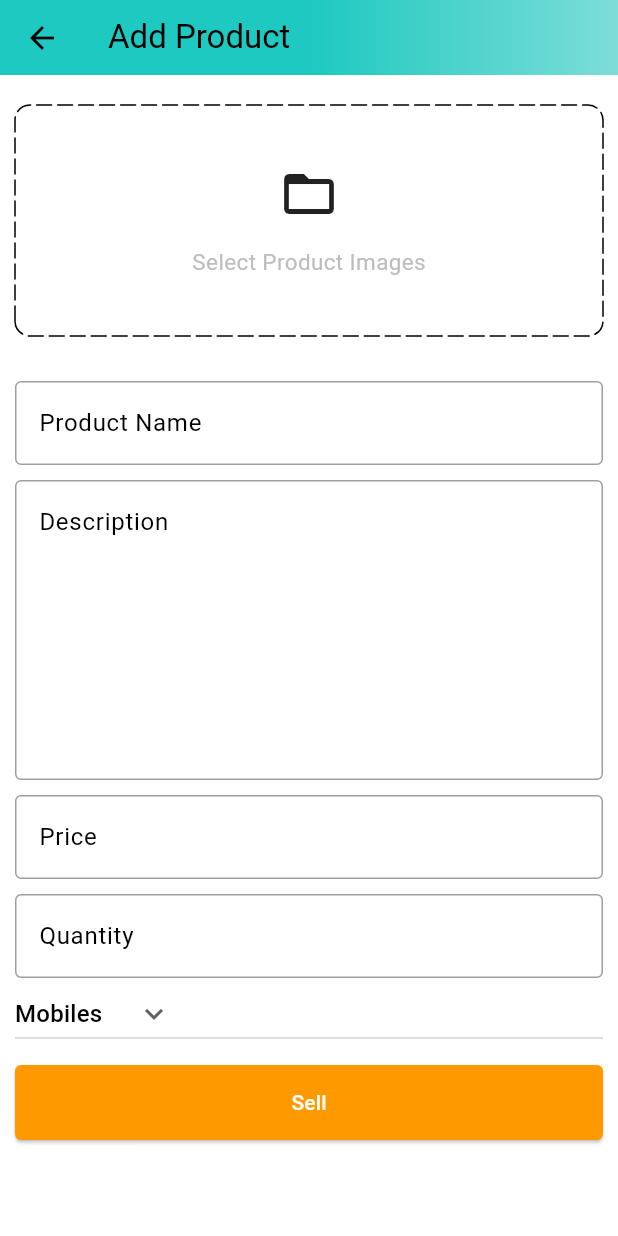
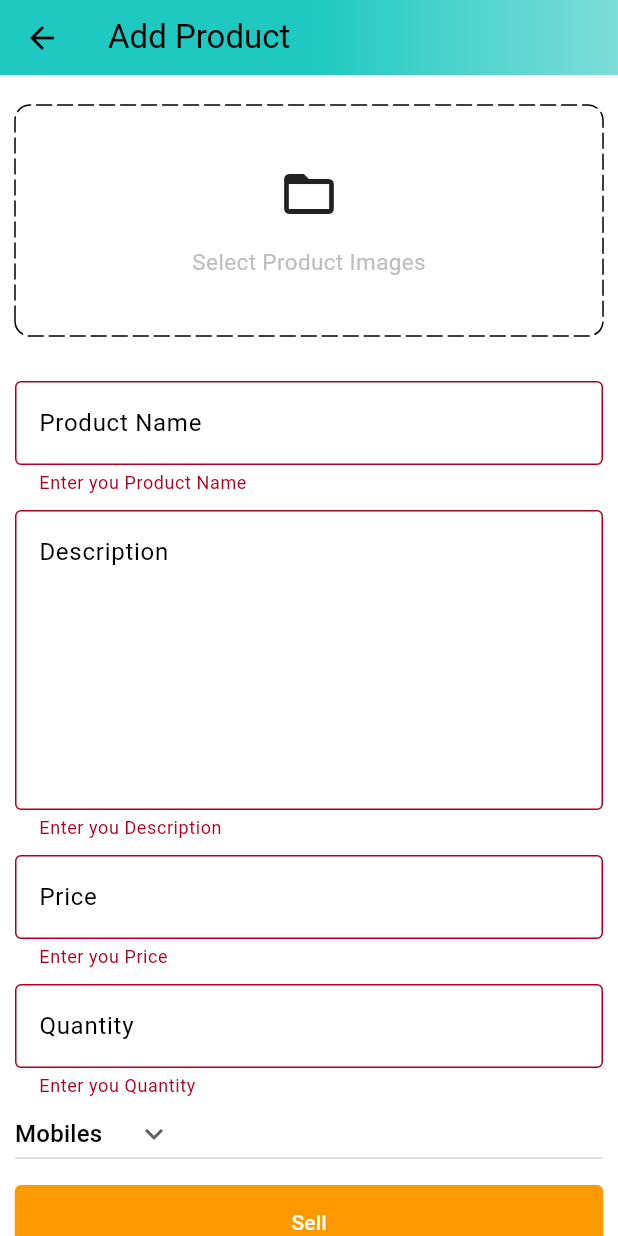
Before and after one commit to Nmndwdi/E-Commerce-App, a Flutter app: the AddProductScreen screen opened by its route, after a tap on "Sell", on a phone screen of 412 x 824 dp. Run offline on Flutter 3.47's test engine with Material 2 defaults, Android fonts, the light colour scheme and no system bars; drawn by our look-alikes of dotted_border; our stand-ins replace badges, carousel_slider, file_picker, shared_preferences; missing offline and left inert: cloudinary_public; accounts and stored records are empty.

Commit message:
upload Product information on mongodb using cloudinary

```diff
--- a/market_infinite/lib/features/admin/screens/add_product_screen.dart
+++ b/market_infinite/lib/features/admin/screens/add_product_screen.dart
@@ -1,11 +1,13 @@
 import 'dart:io';
 
+import 'package:carousel_slider/carousel_slider.dart';
 import 'package:dotted_border/dotted_border.dart';
 import 'package:flutter/material.dart';
-import 'package:market_infinite/common/widgets/custom_button.dart';
-import 'package:market_infinite/common/widgets/custom_textfield.dart';
 import 'package:market_infinite/constants/utils.dart';
+import 'package:market_infinite/features/admin/services/admin_services.dart';
 
+import '../../../common/widgets/custom_button.dart';
+import '../../../common/widgets/custom_textfield.dart';
 import '../../../constants/global_variables.dart';
 
 class AddProductScreen extends StatefulWidget {
@@ -18,13 +20,16 @@ class AddProductScreen extends StatefulWidget {
 
 class _AddProductScreenState extends State<AddProductScreen> {
 
-  TextEditingController productNameController = TextEditingController();
-  TextEditingController descriptionController = TextEditingController();
-  TextEditingController priceController = TextEditingController();
-  TextEditingController quantityController = TextEditingController();
+  final TextEditingController productNameController = TextEditingController();
+  final TextEditingController descriptionController = TextEditingController();
+  final TextEditingController priceController = TextEditingController();
+  final TextEditingController quantityController = TextEditingController();
+
+  final AdminServices adminServices = AdminServices();
 
   String category = "Mobiles";
   List<File> images = [];
+  final _addProductFormKey = GlobalKey<FormState>();
 
   @override
   void dispose() {
@@ -42,6 +47,14 @@ class _AddProductScreenState extends State<AddProductScreen> {
     "Books",
     "Fashion",
   ];
+
+  void sellProduct()
+  {
+    if(_addProductFormKey.currentState!.validate() && images.isNotEmpty)
+    {
+      adminServices.sellProduct(context: context, name: productNameController.text, description: descriptionController.text, price: double.parse(priceController.text), quantity: double.parse(quantityController.text), category: category, images: images,);
+    }
+  }
 
   void selectImages() async{
     var res=await pickImages();
@@ -66,12 +79,28 @@ class _AddProductScreenState extends State<AddProductScreen> {
       ),
       body: SingleChildScrollView(
         child: Form(
+          key: _addProductFormKey,
           child: Padding(
             padding: const EdgeInsets.symmetric(horizontal: 10),
             child: Column(
               children: [
                 const SizedBox(height: 20,),
-                GestureDetector(
+                images.isNotEmpty ?
+                  CarouselSlider(
+                    items: images.map((i)
+                      {
+                      return Builder(
+                        builder: (BuildContext context) => Image.file(i,fit: BoxFit.cover,height: 200,
+                          ),
+                        );
+                      },
+                    ).toList(),
+                    options: CarouselOptions(
+                      viewportFraction: 1,
+                      height: 200,
+                    ),
+                  )
+                : GestureDetector(
                   onTap: selectImages,
                   child: DottedBorder(
                     borderType: BorderType.RRect,
@@ -128,7 +157,7 @@ class _AddProductScreenState extends State<AddProductScreen> {
                   ),
                 ),
                 const SizedBox(height: 10,),
-                CustomButton(text: "Sell", onTap: () {},
+                CustomButton(text: "Sell", onTap: sellProduct,
                 ),
               ],
             ),
--- a/market_infinite/lib/features/admin/screens/posts_screen.dart
+++ b/market_infinite/lib/features/admin/screens/posts_screen.dart
@@ -1,5 +1,4 @@
 import 'package:flutter/material.dart';
-import 'package:market_infinite/constants/global_variables.dart';
 import 'package:market_infinite/features/admin/screens/add_product_screen.dart';
 
 class PostsScreen extends StatefulWidget {
--- /dev/null
+++ b/market_infinite/lib/features/admin/services/admin_services.dart
@@ -0,0 +1,56 @@
+import 'dart:io';
+
+import 'package:cloudinary_public/cloudinary_public.dart';
+import 'package:flutter/material.dart';
+import 'package:market_infinite/constants/error_handling.dart';
+import 'package:market_infinite/constants/global_variables.dart';
+import 'package:market_infinite/constants/utils.dart';
+import 'package:market_infinite/models/product.dart';
+
+import 'package:http/http.dart' as http;
+import 'package:market_infinite/providers/user_provider.dart';
+import 'package:provider/provider.dart';
+
+class AdminServices
+{
+  void sellProduct({
+    required BuildContext context,
+    required String name,
+    required String description,
+    required double price,
+    required double quantity,
+    required String category,
+    required List<File> images,
+  }) async
+  {
+    final userProvider = Provider.of<UserProvider>(context,listen: false);
+    try
+    {
+      final cloudinary=CloudinaryPublic("drl7qo2na", "uvbbdhw4");
+      List<String>imageUrls = [];
+      for(int i=0;i<images.length;i++)
+      {
+        CloudinaryResponse res = await cloudinary.uploadFile(CloudinaryFile.fromFile(images[i].path,folder: name),);
+        imageUrls.add(res.secureUrl);
+      }
+      Product product = Product(name: name, description: description, price: price, quantity: quantity, category: category, images: imageUrls);
+
+      http.Response res = await http.post(Uri.parse("$uri/admin/add-product"),
+      headers: <String,String>{
+          'Content-Type': 'application/json; charset=UTF-8',
+          'x-auth-token': userProvider.user.token,
+        },
+        body: product.toJson(),
+      );
+
+      httpErrorHandle(response: res, context: context, onSuccess: () {
+        showSnackBar(context, 'Product Added Successfully');
+        Navigator.pop(context);
+      },);
+    }
+    catch(e)
+    {
+      showSnackBar(context, e.toString());
+    }
+  }
+}
--- a/market_infinite/lib/features/home/screens/home_screen.dart
+++ b/market_infinite/lib/features/home/screens/home_screen.dart
@@ -1,6 +1,6 @@
 import 'package:flutter/material.dart';
 import 'package:market_infinite/features/home/widgets/address_box.dart';
-import 'package:market_infinite/features/home/widgets/carousel.dart';
+import 'package:market_infinite/features/home/widgets/carousel_image.dart';
 import 'package:market_infinite/features/home/widgets/deal_of_day.dart';
 import 'package:market_infinite/features/home/widgets/top_categories.dart';
 
--- /dev/null
+++ b/market_infinite/lib/models/product.dart
@@ -0,0 +1,47 @@
+import 'dart:convert';
+
+class Product
+{
+  final String name;
+  final String description;
+  final double price;
+  final double quantity;
+  final String category;
+  final List<String> images;
+  final String? id;
+
+  Product({required this.name, required this.description, required this.price, required this.quantity, required this.category, required this.images, this.id,});
+  // rating
+
+  Map<String,dynamic>toMap()
+  {
+    return{
+      'id': id,
+      'name': name,
+      'description': description,
+      'price': price,
+      'quantity': quantity,
+      'category': category,
+      'images': images,
+      'id': id,
+    };
+  }
+
+  factory Product.fromMap(Map<String,dynamic>map)
+  {
+    return Product(
+      name: map['name'] ?? '',
+      description: map['description'] ?? '',
+      price: map['price']?.toDouble() ?? 0.0,
+      quantity: map['quantity']?.toDouble() ?? 0.0,
+      category: map['category'] ?? '',
+      images: List<String>.from(map['images']),
+      id: map['_id'] ?? '',
+    );
+  }
+
+  String toJson() => json.encode(toMap());
+
+  factory Product.fromJson(String source) => Product.fromMap(json.decode(source));
+
+}
--- a/market_infinite/pubspec.yaml
+++ b/market_infinite/pubspec.yaml
@@ -42,6 +42,7 @@ dependencies:
   carousel_slider: ^4.2.1
   dotted_border: ^2.0.0+3
   file_picker: ^5.3.3
+  cloudinary_public: ^0.21.0
 
 dev_dependencies:
   flutter_test:
```
Also changed, not shown: market_infinite/lib/features/home/widgets/carousel_image.dart (renamed from market_infinite/lib/features/home/widgets/carousel.dart), market_infinite/pubspec.lock, 4 other files.
